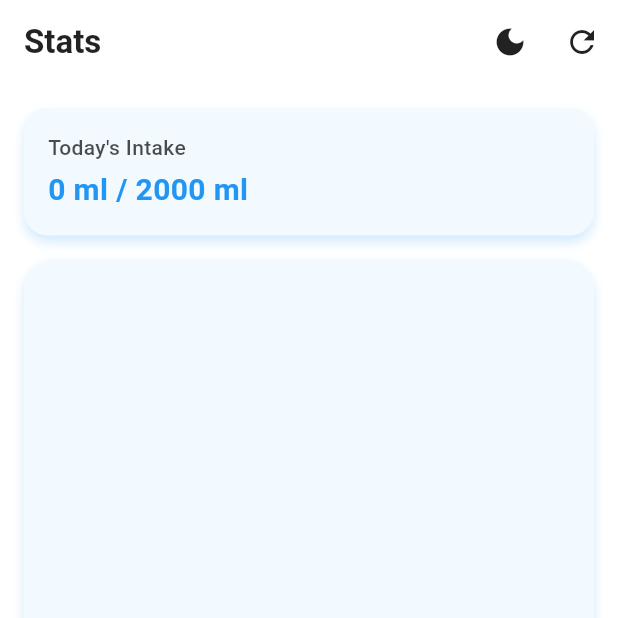
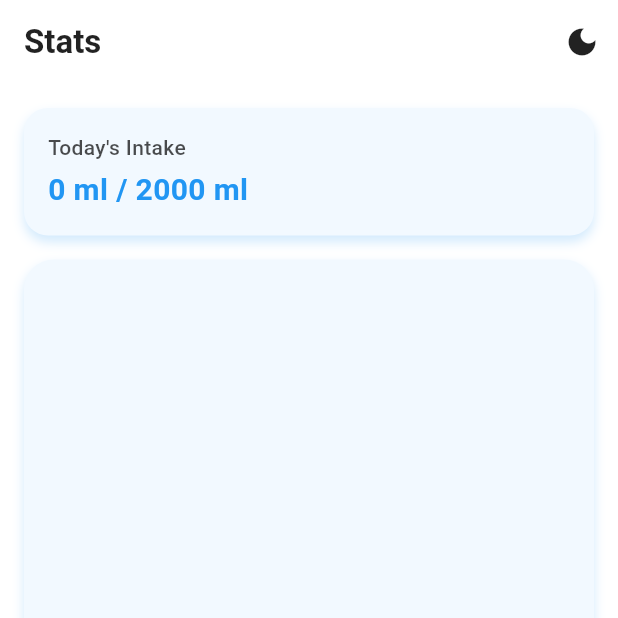
Before and after one commit to 2211845885/thirsty-MobileApp, a Flutter app: the screen it shows after launch, item 2 of the bottom bar chosen, on a phone screen of 412 x 824 dp, the top half of it. Run offline on Flutter 3.47's test engine with Material 3 defaults, Android fonts, the light colour scheme and no system bars; drawn by our look-alikes of fl_chart; our stand-ins replace device_info_plus, firebase_core, firebase_messaging, flutter_local_notifications, shared_preferences, timezone; missing offline and left inert: android_intent_plus; accounts and stored records are empty.

Commit message:
removed reset streak icon

```diff
--- a/lib/screens/stats_screen.dart
+++ b/lib/screens/stats_screen.dart
@@ -137,14 +137,7 @@ class _StatsScreenState extends State<StatsScreen> with WidgetsBindingObserver {
             ),
             onPressed: () => widget.onToggleTheme(!widget.isDark),
             tooltip: "Toggle Theme",
-          ),
-          IconButton(
-            icon: Icon(Icons.refresh, color: textColor),
-            tooltip: 'Refresh Stats',
-            onPressed: () async {
-              await _loadData();
-            },
-          ),
+          )
         ],
       ),
       body: LayoutBuilder(
```
